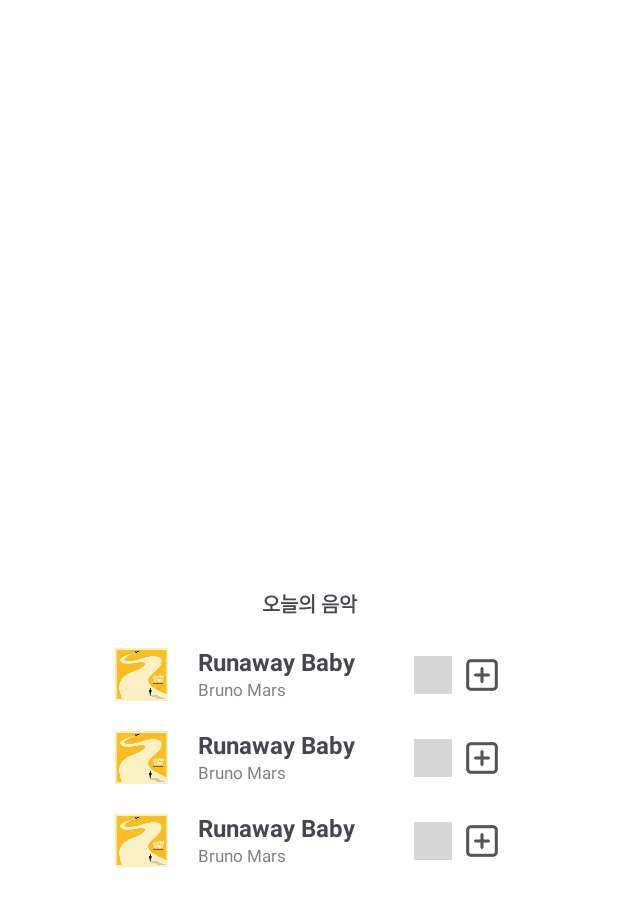
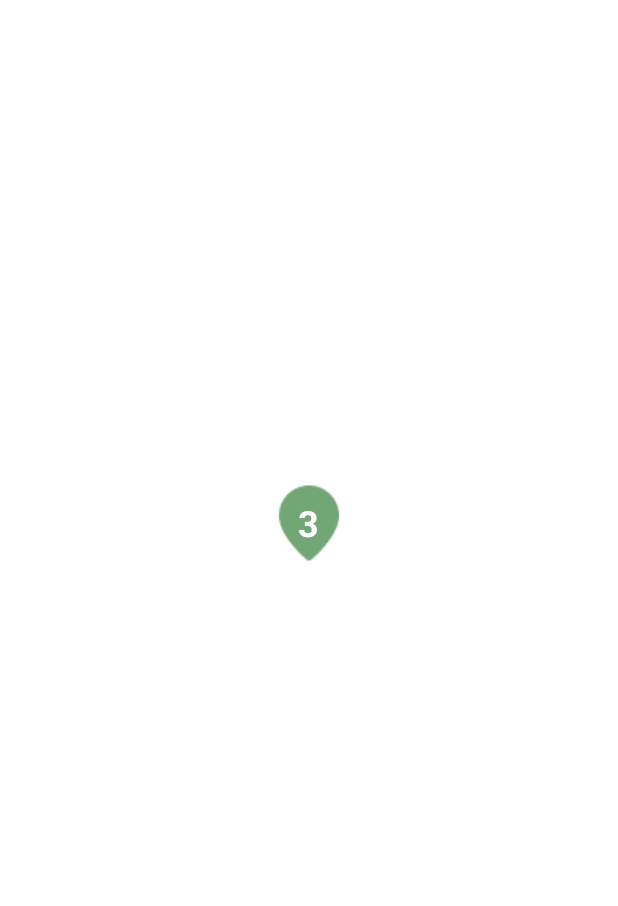
Before and after one commit to MuAring/frontend, an Android app: the fragment MapFragment shown on its own in the app's theme, on a phone screen of 412 x 824 dp. Shown: the top 906 px of the screen. Run offline under Robolectric (Android 15) with nearby library versions, the phone set to English and light mode, and no system bars; grey boxes are pictures that could not be loaded.

Commit message:
#13 [feat]: 핀 버튼 추가

```diff
--- a/feature/src/main/java/org/maru/muaring/feature/nearby/ui/MapFragment.java
+++ b/feature/src/main/java/org/maru/muaring/feature/nearby/ui/MapFragment.java
@@ -4,9 +4,11 @@ import android.os.Bundle;
 import android.view.LayoutInflater;
 import android.view.View;
 import android.view.ViewGroup;
+import android.widget.ImageButton;
 
 import androidx.annotation.NonNull;
 import androidx.annotation.Nullable;
+import androidx.cardview.widget.CardView;
 import androidx.fragment.app.Fragment;
 import androidx.recyclerview.widget.LinearLayoutManager;
 import androidx.recyclerview.widget.RecyclerView;
@@ -20,6 +22,8 @@ import java.util.List;
 public class MapFragment extends Fragment {
 
     private RecyclerView rvMusic;
+    private ImageButton btnShowMusic;
+    private CardView musicCard;
 
     @Nullable
     @Override
@@ -27,8 +31,18 @@ public class MapFragment extends Fragment {
                              @Nullable ViewGroup container,
                              @Nullable Bundle savedInstanceState) {
 
-        View view = inflater.inflate(R.layout.fragment_music, container, false);
+        View view = inflater.inflate(R.layout.fragment_map, container, false);
         rvMusic = view.findViewById(R.id.rvMusic);
+        btnShowMusic = view.findViewById(R.id.btnShowMusic);
+        musicCard = view.findViewById(R.id.musicCard);
+
+        btnShowMusic.setOnClickListener(v -> {
+            if (musicCard.getVisibility() == View.INVISIBLE) {
+                musicCard.setVisibility(View.VISIBLE);
+            } else {
+                musicCard.setVisibility(View.INVISIBLE);
+            }
+        });
 
         return view;
     }
--- a/feature/src/main/res/layout/fragment_music.xml
+++ b/feature/src/main/res/layout/fragment_map.xml
@@ -3,6 +3,35 @@
     android:layout_width="match_parent"
     android:layout_height="match_parent"
     xmlns:app="http://schemas.android.com/apk/res-auto">
+
+<!--    핀버튼-->
+    <FrameLayout
+        android:layout_width="wrap_content"
+        android:layout_height="wrap_content"
+        app:layout_constraintBottom_toTopOf="@id/musicCard"
+        app:layout_constraintStart_toStartOf="parent"
+        app:layout_constraintEnd_toEndOf="parent"
+        android:layout_marginBottom="3dp">
+
+    <ImageButton
+            android:id="@+id/btnShowMusic"
+            android:layout_width="60dp"
+            android:layout_height="60dp"
+            android:src="@drawable/pin_button"
+            android:background="@android:color/transparent"
+            />
+
+        <TextView
+            android:id="@+id/tvCount"
+            android:layout_width="wrap_content"
+            android:layout_height="wrap_content"
+            android:text="3"
+            android:textColor="@color/white"
+            android:textStyle="bold"
+            android:textSize="24sp"
+            android:gravity="center"
+            android:layout_gravity="center"/>
+    </FrameLayout>
 
 <!--    프레임-->
     <androidx.cardview.widget.CardView
@@ -14,7 +43,9 @@
         app:cardCornerRadius="10dp"
         app:layout_constraintStart_toStartOf="parent"
         app:layout_constraintEnd_toEndOf="parent"
-        app:layout_constraintBottom_toBottomOf="parent">
+        app:layout_constraintBottom_toBottomOf="parent"
+        android:visibility="invisible"
+        >
 
         <LinearLayout
             android:layout_width="match_parent"
```
Also changed, not shown: feature/src/main/res/drawable/pin_button.png (added).
